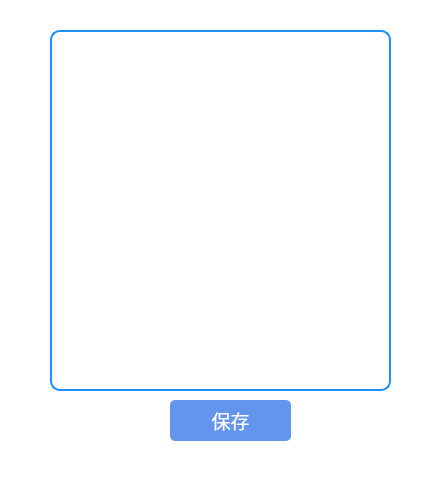
Lenc1/Memo, file qfile/kid.ui: the form before one commit.
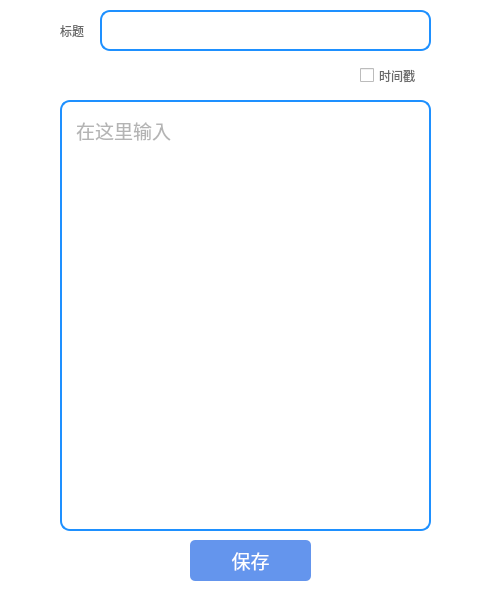
The form after the commit.

Diff of the .ui file:
```diff
--- a/qfile/kid.ui
+++ b/qfile/kid.ui
@@ -6,8 +6,8 @@
    <rect>
     <x>0</x>
     <y>0</y>
-    <width>445</width>
-    <height>486</height>
+    <width>500</width>
+    <height>600</height>
    </rect>
   </property>
   <property name="palette">
@@ -80,8 +80,8 @@
   <widget class="QPushButton" name="pushButton">
    <property name="geometry">
     <rect>
-     <x>170</x>
-     <y>400</y>
+     <x>190</x>
+     <y>540</y>
      <width>121</width>
      <height>41</height>
     </rect>
@@ -115,10 +115,10 @@
   <widget class="QTextEdit" name="textEdit">
    <property name="geometry">
     <rect>
-     <x>50</x>
-     <y>30</y>
-     <width>341</width>
-     <height>361</height>
+     <x>60</x>
+     <y>100</y>
+     <width>371</width>
+     <height>431</height>
     </rect>
    </property>
    <property name="palette">
@@ -309,7 +309,69 @@
 	font: 25 14pt &quot;黑体&quot;;
 	border: 2px solid rgb(30,144,255); 
 	border-radius: 10px;
+	padding: 10px;
 }</string>
+   </property>
+   <property name="placeholderText">
+    <string>在这里输入</string>
+   </property>
+  </widget>
+  <widget class="QLineEdit" name="title1">
+   <property name="geometry">
+    <rect>
+     <x>100</x>
+     <y>10</y>
+     <width>331</width>
+     <height>41</height>
+    </rect>
+   </property>
+   <property name="styleSheet">
+    <string notr="true">QLineEdit {
+	color: rgb(105,105,105);
+	background: rgb(255, 255, 255);
+	font: 25 12pt &quot;黑体&quot;;
+	border: 2px solid rgb(30,144,255); 
+	border-radius: 10px;
+	padding: 10px;
+}</string>
+   </property>
+  </widget>
+  <widget class="QLabel" name="label">
+   <property name="geometry">
+    <rect>
+     <x>60</x>
+     <y>20</y>
+     <width>51</width>
+     <height>21</height>
+    </rect>
+   </property>
+   <property name="styleSheet">
+    <string notr="true">QLabel {
+color: rgb(105,105,105);
+font: 25 12pt &quot;黑体&quot;;
+}</string>
+   </property>
+   <property name="text">
+    <string>标题</string>
+   </property>
+  </widget>
+  <widget class="QCheckBox" name="checkBox">
+   <property name="geometry">
+    <rect>
+     <x>360</x>
+     <y>60</y>
+     <width>71</width>
+     <height>31</height>
+    </rect>
+   </property>
+   <property name="styleSheet">
+    <string notr="true">QCheckBox{
+color: rgb(105,105,105);
+font: 25 16px &quot;黑体&quot;;
+}</string>
+   </property>
+   <property name="text">
+    <string>时间戳</string>
    </property>
   </widget>
  </widget>
```
Left out of the diff: 4 changed lines with no effect on the pictures.
